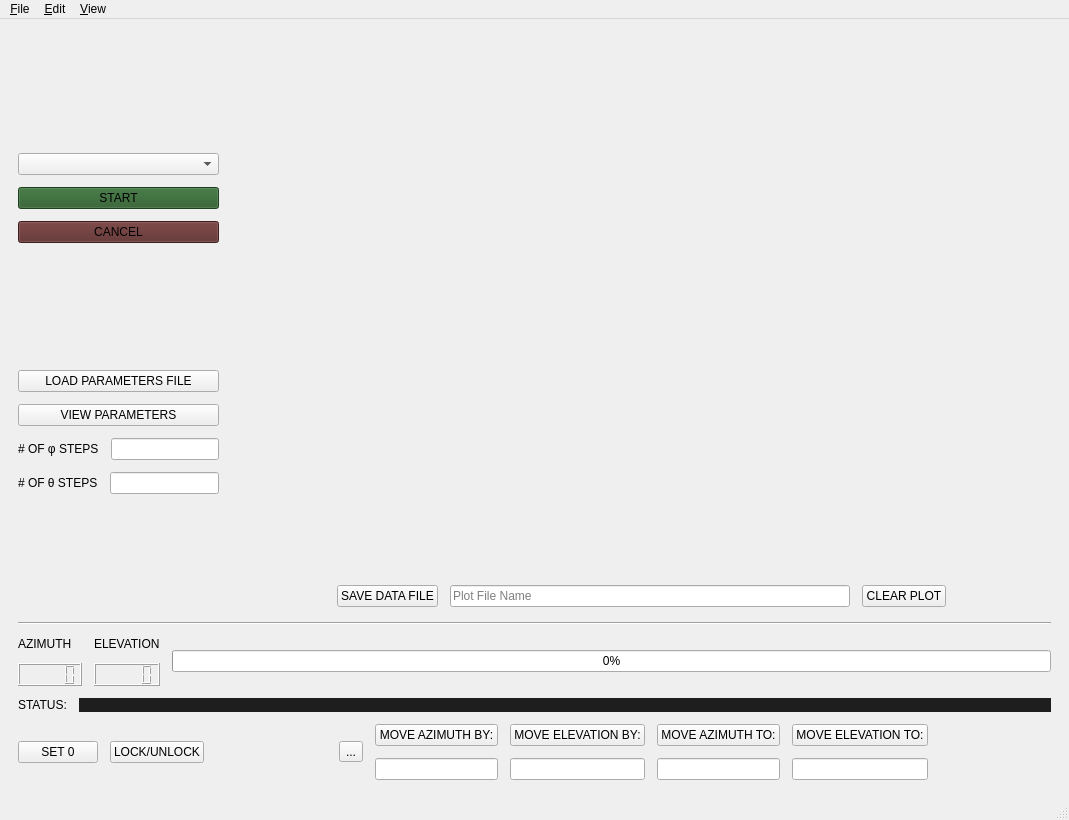
Qt form gui/window.ui (ty-davis/WSU_AUTpaTT) before a commit.
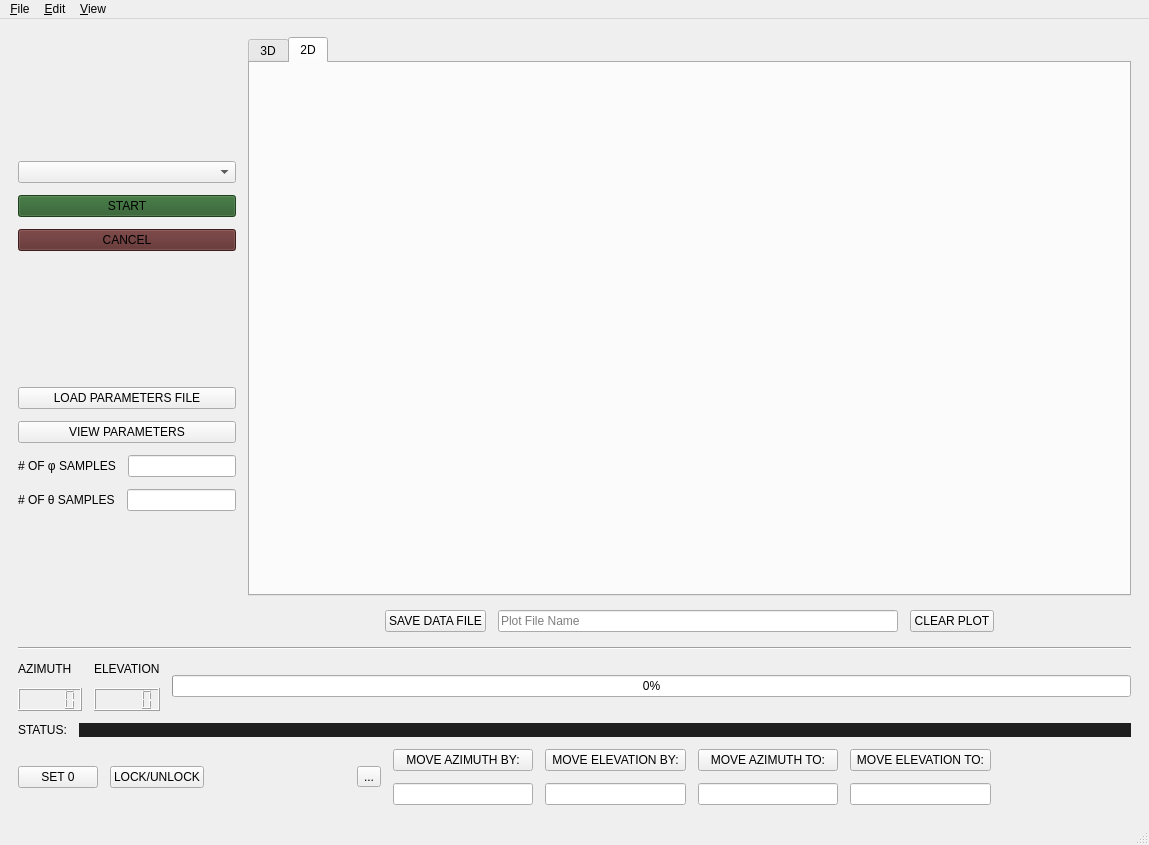
The same form after that commit. Icons and pictures are not drawn. Custom widgets are drawn as their Qt base class.

```diff
--- a/gui/window.ui
+++ b/gui/window.ui
@@ -6,8 +6,8 @@
    <rect>
     <x>0</x>
     <y>0</y>
-    <width>1069</width>
-    <height>820</height>
+    <width>1149</width>
+    <height>845</height>
    </rect>
   </property>
   <property name="windowTitle">
@@ -49,7 +49,11 @@
          </widget>
         </item>
         <item>
-         <widget class="QLCDNumber" name="azmuithLocation"/>
+         <widget class="QLCDNumber" name="azimuthLocation">
+          <property name="autoFillBackground">
+           <bool>true</bool>
+          </property>
+         </widget>
         </item>
        </layout>
       </item>
@@ -79,7 +83,17 @@
     <item row="0" column="1">
      <layout class="QVBoxLayout" name="verticalLayout_2">
       <item>
-       <widget class="MplWidget" name="matplotlib_widget" native="true">
+       <widget class="QTabWidget" name="tabWidget">
+        <property name="currentIndex">
+         <number>1</number>
+        </property>
+        <widget class="QWidget" name="tab3d">
+         <attribute name="title">
+          <string>3D</string>
+         </attribute>
+         <layout class="QVBoxLayout" name="verticalLayout_10">
+          <item>
+           <widget class="MplWidget3d" name="plot_3d" native="true">
         <property name="sizePolicy">
          <sizepolicy hsizetype="Expanding" vsizetype="Expanding">
           <horstretch>0</horstretch>
@@ -94,6 +108,20 @@
         </property>
        </widget>
       </item>
+         </layout>
+        </widget>
+        <widget class="QWidget" name="tab2d">
+         <attribute name="title">
+          <string>2D</string>
+         </attribute>
+         <layout class="QVBoxLayout" name="verticalLayout_11">
+          <item>
+           <widget class="MplWidget2d" name="plot_2d" native="true"/>
+          </item>
+         </layout>
+        </widget>
+       </widget>
+      </item>
       <item>
        <layout class="QHBoxLayout" name="horizontalLayout_2">
         <item>
@@ -417,7 +445,7 @@
            </sizepolicy>
           </property>
           <property name="text">
-           <string># OF φ STEPS</string>
+           <string># OF φ SAMPLES</string>
           </property>
          </widget>
         </item>
@@ -441,7 +469,7 @@
            </sizepolicy>
           </property>
           <property name="text">
-           <string># OF θ STEPS</string>
+           <string># OF θ SAMPLES</string>
           </property>
          </widget>
         </item>
@@ -512,7 +540,7 @@
     <rect>
      <x>0</x>
      <y>0</y>
-     <width>1069</width>
+     <width>1149</width>
      <height>26</height>
     </rect>
    </property>
@@ -586,7 +614,13 @@
  </widget>
  <customwidgets>
   <customwidget>
-   <class>MplWidget</class>
+   <class>MplWidget3d</class>
+   <extends>QWidget</extends>
+   <header>mplwidget</header>
+   <container>1</container>
+  </customwidget>
+  <customwidget>
+   <class>MplWidget2d</class>
    <extends>QWidget</extends>
    <header>mplwidget</header>
    <container>1</container>
```
Left out of the diff: 2 changed lines with no effect on the pictures. Lines whose indentation alone changed are shown as unchanged.
